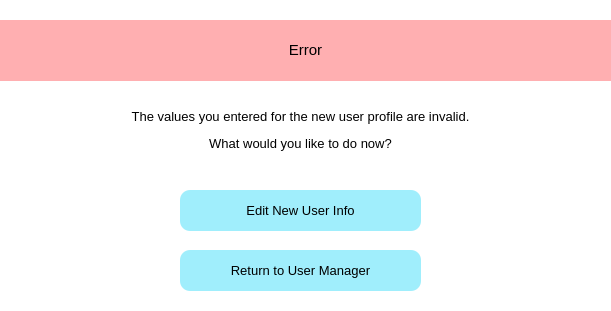
Before: the Qt Designer form gui/ui_files/UF_Error_InvalidInput.ui in ZachThornee/3K04PaceMaker, drawn with Qt 5.
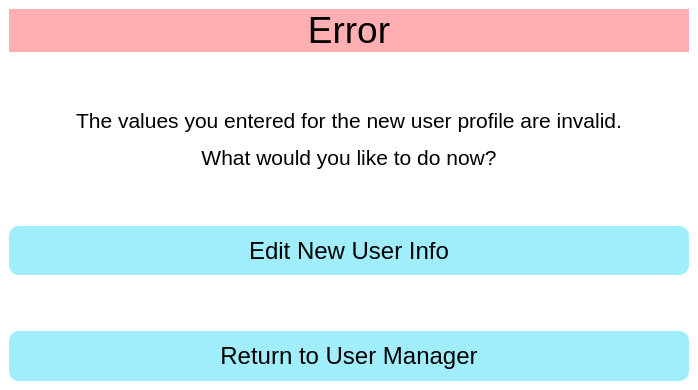
After: the same form once the commit is applied.

Patch:
```diff
--- a/gui/ui_files/UF_Error_InvalidInput.ui
+++ b/gui/ui_files/UF_Error_InvalidInput.ui
@@ -6,8 +6,8 @@
    <rect>
     <x>0</x>
     <y>0</y>
-    <width>611</width>
-    <height>311</height>
+    <width>698</width>
+    <height>390</height>
    </rect>
   </property>
   <property name="windowTitle">
@@ -17,55 +17,19 @@
    <string notr="true">BACKGROUND-COLOR: rgb(255,255,255);</string>
   </property>
   <widget class="QWidget" name="UF_Error_InvalidInput">
-   <widget class="QPushButton" name="PB_AddUser">
-    <property name="geometry">
-     <rect>
-      <x>180</x>
-      <y>190</y>
-      <width>241</width>
-      <height>41</height>
-     </rect>
-    </property>
-    <property name="font">
-     <font>
-      <pointsize>10</pointsize>
-     </font>
-    </property>
-    <property name="toolTip">
-     <string>&lt;html&gt;&lt;head/&gt;&lt;body&gt;&lt;p&gt;Confirm username and password to log in&lt;/p&gt;&lt;/body&gt;&lt;/html&gt;</string>
-    </property>
-    <property name="styleSheet">
-     <string notr="true">BACKGROUND-COLOR: rgb(160, 238, 252);
-BORDER-COLOR: rgb(160, 238. 252);
-BORDER-RADIUS: 10px;
-BORDER-STYLE: outset;
-</string>
-    </property>
-    <property name="text">
-     <string>Edit New User Info</string>
-    </property>
-   </widget>
-   <widget class="QLabel" name="LAB_ErrorMessage">
-    <property name="geometry">
-     <rect>
-      <x>0</x>
-      <y>100</y>
-      <width>601</width>
-      <height>61</height>
-     </rect>
-    </property>
-    <property name="text">
-     <string>&lt;html&gt;&lt;head/&gt;&lt;body&gt;&lt;p align=&quot;center&quot;&gt;&lt;span style=&quot; font-size:10pt;&quot;&gt;The values you entered for the new user profile are invalid.&lt;/span&gt;&lt;/p&gt;&lt;p align=&quot;center&quot;&gt;&lt;span style=&quot; font-size:10pt;&quot;&gt;What would you like to do now?&lt;/span&gt;&lt;/p&gt;&lt;/body&gt;&lt;/html&gt;</string>
-    </property>
-   </widget>
+   <layout class="QVBoxLayout" name="verticalLayout">
+    <item>
    <widget class="QLabel" name="LAB_Title">
-    <property name="geometry">
-     <rect>
-      <x>0</x>
-      <y>20</y>
-      <width>611</width>
-      <height>61</height>
-     </rect>
+      <property name="sizePolicy">
+       <sizepolicy hsizetype="Preferred" vsizetype="Preferred">
+        <horstretch>0</horstretch>
+        <verstretch>0</verstretch>
+       </sizepolicy>
+      </property>
+      <property name="font">
+       <font>
+        <pointsize>28</pointsize>
+       </font>
     </property>
     <property name="styleSheet">
      <string notr="true">BACKGROUND-COLOR: rgb(255, 175, 177);
@@ -74,21 +38,106 @@
 </string>
     </property>
     <property name="text">
-     <string>&lt;html&gt;&lt;head/&gt;&lt;body&gt;&lt;p align=&quot;center&quot;&gt;&lt;span style=&quot; font-size:11pt;&quot;&gt;Error&lt;/span&gt;&lt;/p&gt;&lt;/body&gt;&lt;/html&gt;</string>
-    </property>
-   </widget>
+       <string>&lt;html&gt;&lt;head/&gt;&lt;body&gt;&lt;p align=&quot;center&quot;&gt;&lt;span style=&quot; font-size:28pt;&quot;&gt;Error&lt;/span&gt;&lt;/p&gt;&lt;/body&gt;&lt;/html&gt;</string>
+      </property>
+     </widget>
+    </item>
+    <item>
+     <spacer name="verticalSpacer_3">
+      <property name="orientation">
+       <enum>Qt::Vertical</enum>
+      </property>
+      <property name="sizeHint" stdset="0">
+       <size>
+        <width>20</width>
+        <height>40</height>
+       </size>
+      </property>
+     </spacer>
+    </item>
+    <item>
+     <widget class="QLabel" name="LAB_ErrorMessage">
+      <property name="sizePolicy">
+       <sizepolicy hsizetype="Expanding" vsizetype="Expanding">
+        <horstretch>0</horstretch>
+        <verstretch>0</verstretch>
+       </sizepolicy>
+      </property>
+      <property name="font">
+       <font>
+        <pointsize>16</pointsize>
+       </font>
+      </property>
+      <property name="text">
+       <string>&lt;html&gt;&lt;head/&gt;&lt;body&gt;&lt;p align=&quot;center&quot;&gt;&lt;span style=&quot; font-size:16pt;&quot;&gt;The values you entered for the new user profile are invalid.&lt;/span&gt;&lt;/p&gt;&lt;p align=&quot;center&quot;&gt;&lt;span style=&quot; font-size:16pt;&quot;&gt;What would you like to do now?&lt;/span&gt;&lt;/p&gt;&lt;/body&gt;&lt;/html&gt;</string>
+      </property>
+     </widget>
+    </item>
+    <item>
+     <spacer name="verticalSpacer_2">
+      <property name="orientation">
+       <enum>Qt::Vertical</enum>
+      </property>
+      <property name="sizeHint" stdset="0">
+       <size>
+        <width>20</width>
+        <height>40</height>
+       </size>
+      </property>
+     </spacer>
+    </item>
+    <item>
+     <widget class="QPushButton" name="PB_AddUser">
+      <property name="sizePolicy">
+       <sizepolicy hsizetype="Expanding" vsizetype="Expanding">
+        <horstretch>0</horstretch>
+        <verstretch>0</verstretch>
+       </sizepolicy>
+      </property>
+      <property name="font">
+       <font>
+        <pointsize>18</pointsize>
+       </font>
+      </property>
+      <property name="toolTip">
+       <string>&lt;html&gt;&lt;head/&gt;&lt;body&gt;&lt;p&gt;Confirm username and password to log in&lt;/p&gt;&lt;/body&gt;&lt;/html&gt;</string>
+      </property>
+      <property name="styleSheet">
+       <string notr="true">BACKGROUND-COLOR: rgb(160, 238, 252);
+BORDER-COLOR: rgb(160, 238. 252);
+BORDER-RADIUS: 10px;
+BORDER-STYLE: outset;
+</string>
+      </property>
+      <property name="text">
+       <string>Edit New User Info</string>
+      </property>
+     </widget>
+    </item>
+    <item>
+     <spacer name="verticalSpacer">
+      <property name="orientation">
+       <enum>Qt::Vertical</enum>
+      </property>
+      <property name="sizeHint" stdset="0">
+       <size>
+        <width>20</width>
+        <height>40</height>
+       </size>
+      </property>
+     </spacer>
+    </item>
+    <item>
    <widget class="QPushButton" name="PB_UserManager">
-    <property name="geometry">
-     <rect>
-      <x>180</x>
-      <y>250</y>
-      <width>241</width>
-      <height>41</height>
-     </rect>
+      <property name="sizePolicy">
+       <sizepolicy hsizetype="Expanding" vsizetype="Expanding">
+        <horstretch>0</horstretch>
+        <verstretch>0</verstretch>
+       </sizepolicy>
     </property>
     <property name="font">
      <font>
-      <pointsize>10</pointsize>
+        <pointsize>18</pointsize>
      </font>
     </property>
     <property name="toolTip">
@@ -105,6 +154,8 @@
      <string>Return to User Manager</string>
     </property>
    </widget>
+    </item>
+   </layout>
   </widget>
  </widget>
  <resources/>
```
Lines whose indentation alone changed are shown as unchanged.
